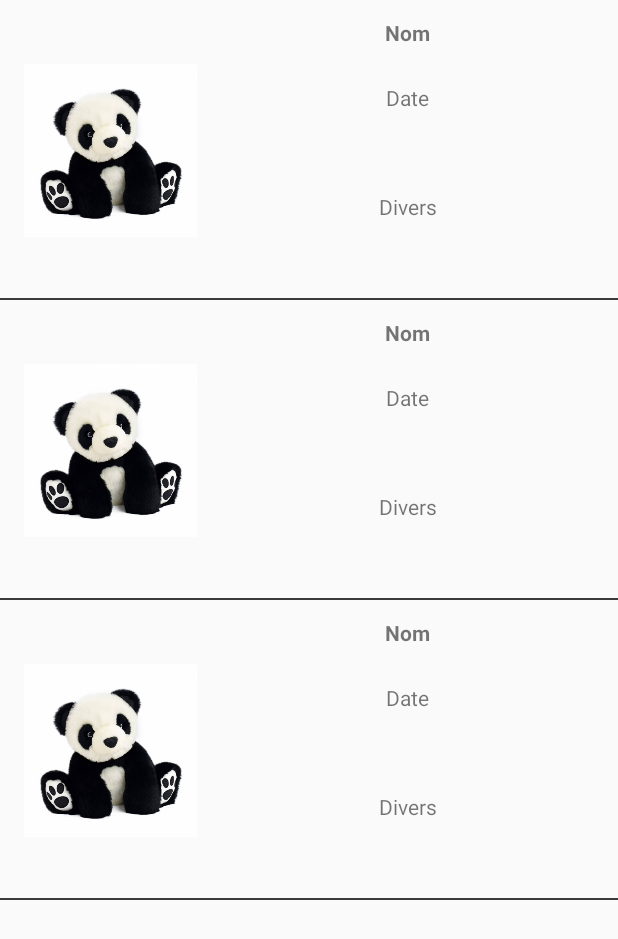
After one commit to wuyuyu/AndroidJava_peluche, an Android app: the layout activity_comptines_liste.xml on its own in the app's theme, with its tools: preview values and no code run, on a phone screen of 412 x 824 dp. The commit adds this screen. Shown: the top 939 px of the screen. Run offline under Robolectric (Android 15) with nearby library versions, the light colour scheme and no system bars.

Commit message:
comptines ne marche pas encore

```diff
--- a/androidJava_peluche/app/build.gradle
+++ b/androidJava_peluche/app/build.gradle
@@ -39,4 +39,7 @@ dependencies {
     implementation 'com.google.android.gms:play-services-maps:17.0.0'
     implementation 'com.google.firebase:firebase-analytics:17.2.2'
     implementation 'com.google.firebase:firebase-auth:19.3.0'
+    implementation 'androidx.recyclerview:recyclerview:1.1.0'
+    implementation 'com.squareup.picasso:picasso:2.71828'
+    implementation 'org.jetbrains:annotations-java5:15.0'
 }
--- /dev/null
+++ b/androidJava_peluche/app/src/main/res/layout/activity_comptines_liste.xml
@@ -0,0 +1,22 @@
+<?xml version="1.0" encoding="utf-8"?>
+<androidx.constraintlayout.widget.ConstraintLayout xmlns:android="http://schemas.android.com/apk/res/android"
+xmlns:app="http://schemas.android.com/apk/res-auto"
+xmlns:tools="http://schemas.android.com/tools"
+android:id="@+id/ConstraintLayout"
+android:layout_width="match_parent"
+android:layout_height="match_parent"
+tools:context=".ComptinesListeActivity">
+
+    <androidx.recyclerview.widget.RecyclerView
+        android:id="@+id/recyclerViewComptines"
+        android:layout_width="0dp"
+        android:layout_height="wrap_content"
+        android:layout_marginBottom="2dp"
+        app:layout_constraintBottom_toBottomOf="parent"
+        app:layout_constraintEnd_toEndOf="parent"
+        app:layout_constraintHorizontal_bias="0.0"
+        app:layout_constraintStart_toStartOf="parent"
+        app:layout_constraintTop_toTopOf="parent"
+        app:layout_constraintVertical_bias="0.0"
+        tools:listitem="@layout/item_comptine" />
+</androidx.constraintlayout.widget.ConstraintLayout>
--- /dev/null
+++ b/androidJava_peluche/app/src/main/res/layout/item_comptine.xml
@@ -0,0 +1,71 @@
+<?xml version="1.0" encoding="utf-8"?>
+<androidx.constraintlayout.widget.ConstraintLayout xmlns:android="http://schemas.android.com/apk/res/android"
+    xmlns:app="http://schemas.android.com/apk/res-auto"
+    xmlns:tools="http://schemas.android.com/tools"
+    android:id="@+id/constraintLayoutItemFilm"
+    android:layout_width="match_parent"
+    android:layout_height="200dp"
+    >
+
+    <TextView
+        android:id="@+id/textViewDivers"
+        android:layout_width="wrap_content"
+        android:layout_height="wrap_content"
+        app:layout_constraintBottom_toBottomOf="parent"
+        app:layout_constraintEnd_toEndOf="@+id/textViewNomComptine"
+        app:layout_constraintHorizontal_bias="0.5"
+        app:layout_constraintStart_toStartOf="@+id/textViewNomComptine"
+        app:layout_constraintTop_toBottomOf="@+id/textViewDate"
+        tools:text="Divers" />
+
+    <TextView
+        android:id="@+id/textViewDate"
+        android:layout_width="wrap_content"
+        android:layout_height="wrap_content"
+        android:layout_marginTop="24dp"
+        app:layout_constraintEnd_toEndOf="@+id/textViewNomComptine"
+        app:layout_constraintHorizontal_bias="0.5"
+        app:layout_constraintStart_toStartOf="@+id/textViewNomComptine"
+        app:layout_constraintTop_toBottomOf="@+id/textViewNomComptine"
+        tools:text="Date" />
+
+    <TextView
+        android:id="@+id/textViewNomComptine"
+        android:layout_width="219dp"
+        android:layout_height="wrap_content"
+        android:layout_marginTop="12dp"
+        android:gravity="center"
+        android:textStyle="bold"
+        app:layout_constraintBottom_toTopOf="@+id/textViewDate"
+        app:layout_constraintEnd_toEndOf="parent"
+        app:layout_constraintStart_toEndOf="@+id/imageViewComptineImage"
+        app:layout_constraintTop_toTopOf="parent"
+        tools:text="Nom" />
+
+    <ImageView
+        android:id="@+id/imageViewComptineImage"
+        android:layout_width="115dp"
+        android:layout_height="168dp"
+        app:layout_constraintBottom_toBottomOf="parent"
+        app:layout_constraintEnd_toEndOf="parent"
+        app:layout_constraintHorizontal_bias="0.054"
+        app:layout_constraintStart_toStartOf="parent"
+        app:layout_constraintTop_toTopOf="parent"
+        app:srcCompat="@drawable/panda" />
+
+
+    <ImageView
+        android:id="@+id/imageViewDivider"
+        android:layout_width="fill_parent"
+        android:layout_height="1dp"
+        android:background="#3A3A3A"
+        android:paddingLeft="5dp"
+        android:paddingTop="2dp"
+        android:paddingRight="5dp"
+        android:paddingBottom="2dp"
+        android:scaleType="fitXY"
+        android:src="@android:drawable/divider_horizontal_dark"
+        app:layout_constraintBottom_toBottomOf="parent"
+        app:layout_constraintEnd_toEndOf="parent"
+        app:layout_constraintStart_toStartOf="parent" />
+</androidx.constraintlayout.widget.ConstraintLayout>
```
Also changed, not shown: androidJava_peluche/app/src/main/AndroidManifest.xml (+3 -7 lines), androidJava_peluche/app/src/main/java/com/yuyuan/androidjava_peluche/Comptine.java (added, +91 -0 lines), androidJava_peluche/app/src/main/java/com/yuyuan/androidjava_peluche/ComptineAdapter.java (added, +66 -0 lines), androidJava_peluche/app/src/main/java/com/yuyuan/androidjava_peluche/ComptinesListeActivity.java (added, +107 -0 lines), androidJava_peluche/app/src/main/java/com/yuyuan/androidjava_peluche/MainActivity.java (+14 -1 lines), androidJava_peluche/app/src/main/res/layout/activity_main.xml (+5 -5 lines).
